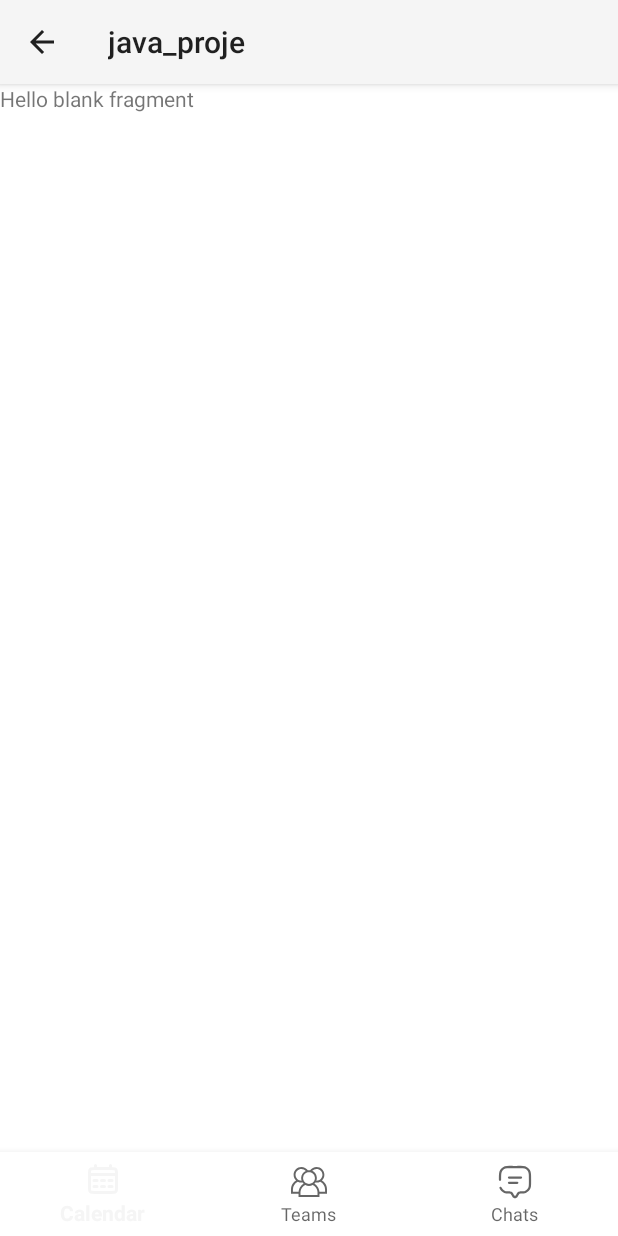
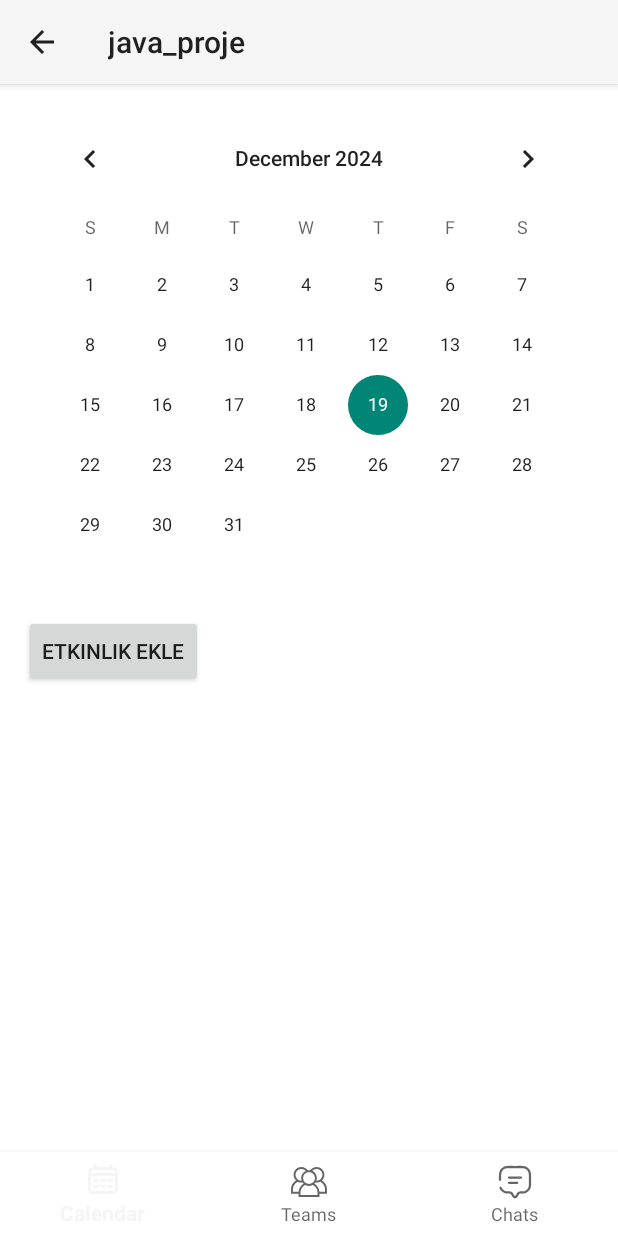
Before and after one commit to rumeysa111/calendar_app, an Android app: the CalendarFragment screen opened directly, with no data from a screen before it, on a phone screen of 412 x 824 dp. Run offline under Robolectric (Android 15) with nearby library versions, the phone set to English and light mode, and no system bars.

Commit message:
Değişiklikler kaydedildi

```diff
--- a/app/build.gradle.kts
+++ b/app/build.gradle.kts
@@ -38,6 +38,7 @@ android {
 
 dependencies {
 
+
     implementation(libs.appcompat)
     implementation(libs.material)
     implementation(libs.activity)
--- a/app/src/main/java/com/example/java_proje/CalendarFragment.java
+++ b/app/src/main/java/com/example/java_proje/CalendarFragment.java
@@ -1,64 +1,55 @@
 package com.example.java_proje;
 
 import android.os.Bundle;
-
-import androidx.fragment.app.Fragment;
-
 import android.view.LayoutInflater;
 import android.view.View;
 import android.view.ViewGroup;
+import android.widget.Button;
+import android.widget.CalendarView;
+import androidx.annotation.NonNull;
+import androidx.annotation.Nullable;
+import androidx.fragment.app.Fragment;
 
-/**
- * A simple {@link Fragment} subclass.
- * Use the {@link CalendarFragment#newInstance} factory method to
- * create an instance of this fragment.
- */
+import java.util.ArrayList;
+import java.util.Date;
+import java.util.List;
+
 public class CalendarFragment extends Fragment {
 
-    // TODO: Rename parameter arguments, choose names that match
-    // the fragment initialization parameters, e.g. ARG_ITEM_NUMBER
-    private static final String ARG_PARAM1 = "param1";
-    private static final String ARG_PARAM2 = "param2";
+    private Date selectedDate;
 
-    // TODO: Rename and change types of parameters
-    private String mParam1;
-    private String mParam2;
+    @Nullable
+    @Override
+    public View onCreateView(@NonNull LayoutInflater inflater, @Nullable ViewGroup container, @Nullable Bundle savedInstanceState) {
+        View view = inflater.inflate(R.layout.fragment_calendar, container, false);
 
-    public CalendarFragment() {
-        // Required empty public constructor
+        // Takvim
+        CalendarView calendarView = view.findViewById(R.id.calendarView);
+        calendarView.setOnDateChangeListener((view1, year, month, dayOfMonth) -> {
+            selectedDate = new Date(year - 1900, month, dayOfMonth); // Seçilen tarihi kaydet
+        });
+
+        // Etkinlik Ekle Butonu
+        Button addEventButton = view.findViewById(R.id.buttonAddEvent);
+        addEventButton.setOnClickListener(v -> {
+            if (selectedDate == null) {
+                selectedDate = new Date(); // Eğer tarih seçilmediyse bugünün tarihi
+            }
+
+            List<String> teams = new ArrayList<>();
+            teams.add("Yönetim Kurulu");
+            teams.add("Asistan");
+            teams.add("UI Ekibi");
+
+            EventDialogFragment dialogFragment = EventDialogFragment.newInstance(selectedDate, teams);
+            dialogFragment.show(getParentFragmentManager(), "EventDialogFragment");
+        });
+
+        return view;
     }
 
-    /**
-     * Use this factory method to create a new instance of
-     * this fragment using the provided parameters.
-     *
-     * @param param1 Parameter 1.
-     * @param param2 Parameter 2.
-     * @return A new instance of fragment CalendarFragment.
-     */
-    // TODO: Rename and change types and number of parameters
-    public static CalendarFragment newInstance(String param1, String param2) {
-        CalendarFragment fragment = new CalendarFragment();
-        Bundle args = new Bundle();
-        args.putString(ARG_PARAM1, param1);
-        args.putString(ARG_PARAM2, param2);
-        fragment.setArguments(args);
-        return fragment;
-    }
-
-    @Override
-    public void onCreate(Bundle savedInstanceState) {
-        super.onCreate(savedInstanceState);
-        if (getArguments() != null) {
-            mParam1 = getArguments().getString(ARG_PARAM1);
-            mParam2 = getArguments().getString(ARG_PARAM2);
-        }
-    }
-
-    @Override
-    public View onCreateView(LayoutInflater inflater, ViewGroup container,
-                             Bundle savedInstanceState) {
-        // Inflate the layout for this fragment
-        return inflater.inflate(R.layout.fragment_calendar, container, false);
+    public void addEvent(String title, String description, String selectedTeam, Date selectedDate) {
+        // Burada etkinlik ekleme işlemini gerçekleştirin
+        // Örn: veritabanına kaydet veya listeye ekle
     }
 }
--- a/app/src/main/res/layout/fragment_calendar.xml
+++ b/app/src/main/res/layout/fragment_calendar.xml
@@ -1,14 +1,27 @@
 <?xml version="1.0" encoding="utf-8"?>
-<FrameLayout xmlns:android="http://schemas.android.com/apk/res/android"
-    xmlns:tools="http://schemas.android.com/tools"
+<LinearLayout
+    xmlns:android="http://schemas.android.com/apk/res/android"
     android:layout_width="match_parent"
     android:layout_height="match_parent"
-    tools:context=".CalendarFragment">
+    android:orientation="vertical"
+    android:padding="16dp">
 
-    <!-- TODO: Update blank fragment layout -->
-    <TextView
+
+
+    <!-- Takvim -->
+    <CalendarView
+        android:id="@+id/calendarView"
         android:layout_width="match_parent"
-        android:layout_height="match_parent"
-        android:text="@string/hello_blank_fragment" />
+        android:layout_height="wrap_content" />
 
-</FrameLayout>
+    <Button
+        android:id="@+id/buttonAddEvent"
+        android:layout_width="wrap_content"
+        android:layout_height="wrap_content"
+        android:text="Etkinlik Ekle" />
+
+
+
+
+
+</LinearLayout>
```
Also changed, not shown: app/src/main/java/com/example/java_proje/EventDialogFragment.java (added, +115 -0 lines), app/src/main/res/layout/fragment_event_dialog.xml (added, +88 -0 lines).
